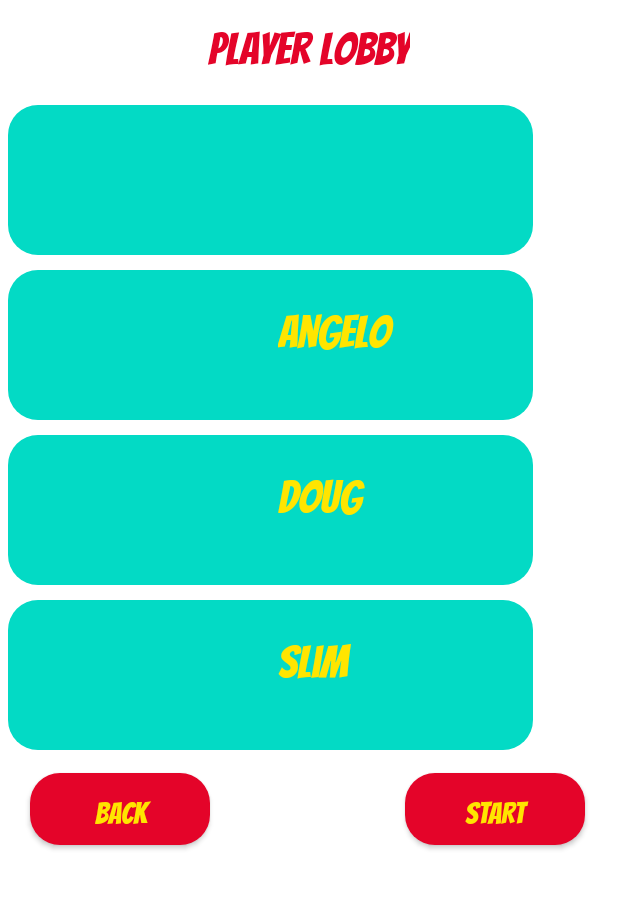
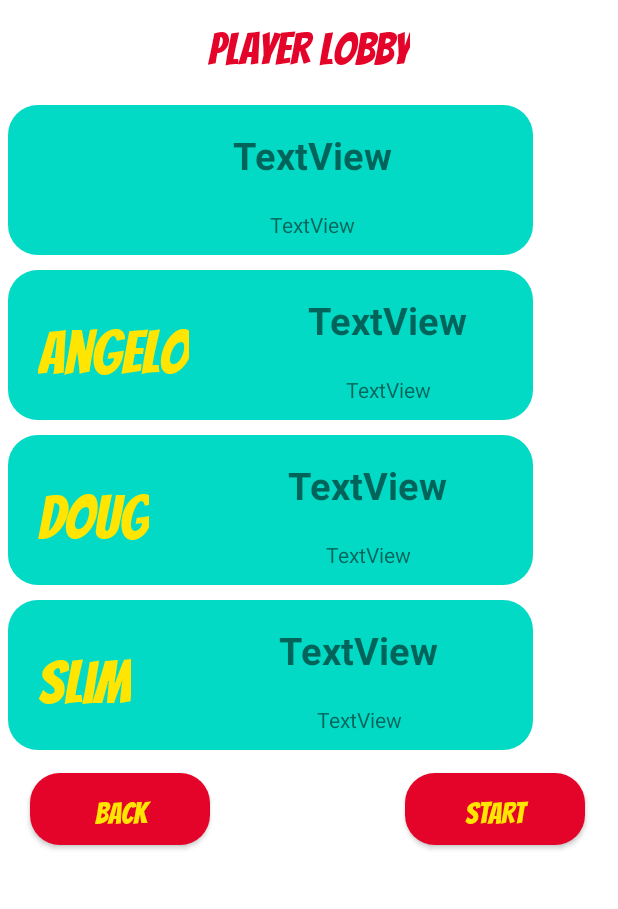
Before and after one commit to uni-aau/delta-dkt, an Android app: the LobbyViewActivity screen opened directly, with no data from a screen before it, on a phone screen of 412 x 824 dp, the part 150-1059 px from its top. Run offline under Robolectric (Android 15) with nearby library versions, the phone set to English and light mode, and no system bars; network calls fail.

Commit message:
feat: made some design changes + added UserRole and joiningTime Textviews

```diff
--- a/app/src/main/res/layout/recycler_view_user_row.xml
+++ b/app/src/main/res/layout/recycler_view_user_row.xml
@@ -1,35 +1,58 @@
 <?xml version="1.0" encoding="utf-8"?>
 
-    <RelativeLayout
-        xmlns:android="http://schemas.android.com/apk/res/android"
-        xmlns:tools="http://schemas.android.com/tools"
+<androidx.constraintlayout.widget.ConstraintLayout xmlns:android="http://schemas.android.com/apk/res/android"
     android:layout_width="350dp"
     android:layout_height="100dp"
+    xmlns:app="http://schemas.android.com/apk/res-auto"
     android:background="@drawable/user_card_background"
     android:layout_alignParentStart="true"
     android:layout_marginTop="10dp"
-        android:layout_marginStart="5dp">
-
-
-        <ImageView
-            android:contentDescription="@string/Avatar"
-            android:id="@+id/avatar"
-            android:layout_width="wrap_content"
-            android:layout_height="wrap_content"
-            android:padding="10dp"
-            tools:srcCompat="@tools:sample/avatars"/>
+    android:layout_marginStart="5dp"
+    android:id="@+id/userCardConstraintLayout">
 
 
     <TextView
         android:id="@+id/userName_txt"
-            android:layout_width="180dp"
-            android:layout_height="70dp"
+        android:layout_width="wrap_content"
+        android:layout_height="wrap_content"
         android:layout_alignParentEnd="true"
-            android:text = "@string/UserName"
-            android:textSize="30sp"
+        android:layout_marginBottom="15dp"
+        android:fontFamily="@font/bangers"
+        android:padding="20dp"
+        android:text="@string/UserName"
         android:textColor="@color/dkt_yellow"
-            android:fontFamily="@font/bangers"
-            android:padding="10dp"/>
+        android:textSize="40sp"
+        app:layout_constraintBottom_toBottomOf="parent"
+        app:layout_constraintStart_toStartOf="parent"
+        app:layout_constraintTop_toTopOf="parent" />
+
+    <TextView
+        android:id="@+id/userRole"
+        android:layout_width="wrap_content"
+        android:layout_height="wrap_content"
+        android:layout_marginStart="32dp"
+        android:layout_marginTop="16dp"
+        android:layout_marginEnd="16dp"
+        android:text="TextView"
+        android:textSize="25sp"
+        android:textStyle="bold"
+        app:layout_constraintEnd_toEndOf="parent"
+        app:layout_constraintStart_toEndOf="@+id/userName_txt"
+        app:layout_constraintTop_toTopOf="parent" />
+
+    <TextView
+        android:id="@+id/joiningTime"
+        android:layout_width="wrap_content"
+        android:layout_height="wrap_content"
+        android:layout_marginStart="32dp"
+        android:layout_marginTop="16dp"
+        android:layout_marginEnd="16dp"
+        android:layout_marginBottom="8dp"
+        android:text="TextView"
+        app:layout_constraintBottom_toBottomOf="parent"
+        app:layout_constraintEnd_toEndOf="parent"
+        app:layout_constraintStart_toEndOf="@+id/userName_txt"
+        app:layout_constraintTop_toBottomOf="@+id/userRole" />
 
 
-    </RelativeLayout>
+</androidx.constraintlayout.widget.ConstraintLayout>
```
Lines whose indentation alone changed are shown as unchanged.
